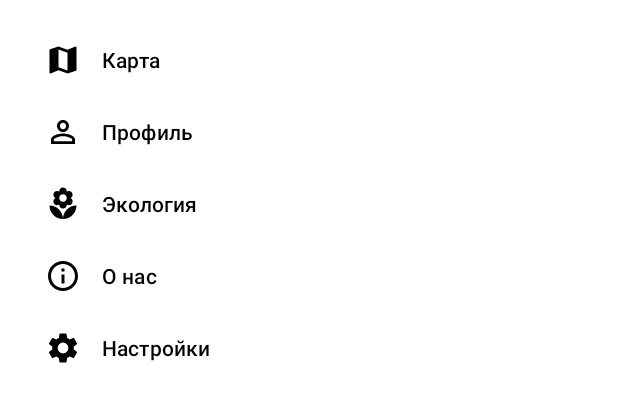
After one commit to blurtech/trasher-android, an Android app: the layout fragment_navigationview.xml on its own in the app's theme, with its tools: preview values and no code run, on a phone screen of 412 x 824 dp. The commit adds this screen. Shown: the top 402 px of the screen. Run offline under Robolectric (Android 15) with nearby library versions, the phone set to English and light mode, and no system bars.

Commit message:
NavigationDrawer navigation hide optimization

```diff
--- a/app/src/main/AndroidManifest.xml
+++ b/app/src/main/AndroidManifest.xml
@@ -4,6 +4,8 @@
     package="tech.blur.trasher">
 
     <uses-permission android:name="android.permission.INTERNET" />
+    <uses-permission android:name="android.permission.ACCESS_NETWORK_STATE"/>
+    <uses-permission android:name="android.permission.ACCESS_WIFI_STATE"/>
     <uses-permission android:name="android.permission.ACCESS_FINE_LOCATION" />
     <uses-permission android:name="android.permission.ACCESS_COARSE_LOCATION" />
 
--- a/app/src/main/java/tech/blur/trasher/di/AppModule.kt
+++ b/app/src/main/java/tech/blur/trasher/di/AppModule.kt
@@ -1,6 +1,7 @@
 package tech.blur.trasher.di
 
 import android.content.Context
+import com.google.android.gms.maps.model.LatLng
 import org.koin.android.ext.koin.androidApplication
 import org.koin.androidx.viewmodel.dsl.viewModel
 import org.koin.dsl.module
--- a/app/src/main/java/tech/blur/trasher/presentation/TrasherNavHostFragment.kt
+++ b/app/src/main/java/tech/blur/trasher/presentation/TrasherNavHostFragment.kt
@@ -25,6 +25,9 @@ class TrasherNavHostFragment : NavHostFragment(), SupportBackStack {
             is RegistrationFragment -> {
                 fragment.hideNavigation = hideNavigation
             }
+            else -> {
+                hideNavigation?.invoke(false)
+            }
         }
     }
 
--- a/app/src/main/java/tech/blur/trasher/presentation/auth/LoginFragment.kt
+++ b/app/src/main/java/tech/blur/trasher/presentation/auth/LoginFragment.kt
@@ -92,9 +92,4 @@ class LoginFragment : BaseFragment() {
             binding.buttonSignin.isEnabled = it
         }
     }
-
-    override fun onDestroyView() {
-        hideNavigation?.invoke(false)
-        super.onDestroyView()
-    }
 }
--- /dev/null
+++ b/app/src/main/res/drawable/ic_about_24dp.xml
@@ -0,0 +1,9 @@
+<vector xmlns:android="http://schemas.android.com/apk/res/android"
+        android:width="24dp"
+        android:height="24dp"
+        android:viewportWidth="24.0"
+        android:viewportHeight="24.0">
+    <path
+        android:fillColor="#FF000000"
+        android:pathData="M11,17h2v-6h-2v6zM12,2C6.48,2 2,6.48 2,12s4.48,10 10,10 10,-4.48 10,-10S17.52,2 12,2zM12,20c-4.41,0 -8,-3.59 -8,-8s3.59,-8 8,-8 8,3.59 8,8 -3.59,8 -8,8zM11,9h2L13,7h-2v2z"/>
+</vector>
--- /dev/null
+++ b/app/src/main/res/drawable/ic_ecology_24dp.xml
@@ -0,0 +1,9 @@
+<vector xmlns:android="http://schemas.android.com/apk/res/android"
+        android:width="24dp"
+        android:height="24dp"
+        android:viewportWidth="24.0"
+        android:viewportHeight="24.0">
+    <path
+        android:fillColor="#FF000000"
+        android:pathData="M12,22c4.97,0 9,-4.03 9,-9 -4.97,0 -9,4.03 -9,9zM5.6,10.25c0,1.38 1.12,2.5 2.5,2.5 0.53,0 1.01,-0.16 1.42,-0.44l-0.02,0.19c0,1.38 1.12,2.5 2.5,2.5s2.5,-1.12 2.5,-2.5l-0.02,-0.19c0.4,0.28 0.89,0.44 1.42,0.44 1.38,0 2.5,-1.12 2.5,-2.5 0,-1 -0.59,-1.85 -1.43,-2.25 0.84,-0.4 1.43,-1.25 1.43,-2.25 0,-1.38 -1.12,-2.5 -2.5,-2.5 -0.53,0 -1.01,0.16 -1.42,0.44l0.02,-0.19C14.5,2.12 13.38,1 12,1S9.5,2.12 9.5,3.5l0.02,0.19c-0.4,-0.28 -0.89,-0.44 -1.42,-0.44 -1.38,0 -2.5,1.12 -2.5,2.5 0,1 0.59,1.85 1.43,2.25 -0.84,0.4 -1.43,1.25 -1.43,2.25zM12,5.5c1.38,0 2.5,1.12 2.5,2.5s-1.12,2.5 -2.5,2.5S9.5,9.38 9.5,8s1.12,-2.5 2.5,-2.5zM3,13c0,4.97 4.03,9 9,9 0,-4.97 -4.03,-9 -9,-9z"/>
+</vector>
--- /dev/null
+++ b/app/src/main/res/drawable/ic_map_24dp.xml
@@ -0,0 +1,9 @@
+<vector xmlns:android="http://schemas.android.com/apk/res/android"
+        android:width="24dp"
+        android:height="24dp"
+        android:viewportWidth="24.0"
+        android:viewportHeight="24.0">
+    <path
+        android:fillColor="#FF000000"
+        android:pathData="M20.5,3l-0.16,0.03L15,5.1 9,3 3.36,4.9c-0.21,0.07 -0.36,0.25 -0.36,0.48V20.5c0,0.28 0.22,0.5 0.5,0.5l0.16,-0.03L9,18.9l6,2.1 5.64,-1.9c0.21,-0.07 0.36,-0.25 0.36,-0.48V3.5c0,-0.28 -0.22,-0.5 -0.5,-0.5zM15,19l-6,-2.11V5l6,2.11V19z"/>
+</vector>
--- /dev/null
+++ b/app/src/main/res/drawable/ic_profile_outline_24dp.xml
@@ -0,0 +1,9 @@
+<vector xmlns:android="http://schemas.android.com/apk/res/android"
+        android:width="24dp"
+        android:height="24dp"
+        android:viewportWidth="24.0"
+        android:viewportHeight="24.0">
+    <path
+        android:fillColor="#FF000000"
+        android:pathData="M12,5.9c1.16,0 2.1,0.94 2.1,2.1s-0.94,2.1 -2.1,2.1S9.9,9.16 9.9,8s0.94,-2.1 2.1,-2.1m0,9c2.97,0 6.1,1.46 6.1,2.1v1.1L5.9,18.1L5.9,17c0,-0.64 3.13,-2.1 6.1,-2.1M12,4C9.79,4 8,5.79 8,8s1.79,4 4,4 4,-1.79 4,-4 -1.79,-4 -4,-4zM12,13c-2.67,0 -8,1.34 -8,4v3h16v-3c0,-2.66 -5.33,-4 -8,-4z"/>
+</vector>
--- /dev/null
+++ b/app/src/main/res/drawable/ic_settings_24dp.xml
@@ -0,0 +1,9 @@
+<vector xmlns:android="http://schemas.android.com/apk/res/android"
+        android:width="24dp"
+        android:height="24dp"
+        android:viewportWidth="24"
+        android:viewportHeight="24">
+    <path
+        android:fillColor="#FF000000"
+        android:pathData="M19.1,12.9a2.8,2.8 0,0 0,0.1 -0.9,2.8 2.8,0 0,0 -0.1,-0.9l2.1,-1.6a0.7,0.7 0,0 0,0.1 -0.6L19.4,5.5a0.7,0.7 0,0 0,-0.6 -0.2l-2.4,1a6.5,6.5 0,0 0,-1.6 -0.9l-0.4,-2.6a0.5,0.5 0,0 0,-0.5 -0.4H10.1a0.5,0.5 0,0 0,-0.5 0.4L9.3,5.4a5.6,5.6 0,0 0,-1.7 0.9l-2.4,-1a0.4,0.4 0,0 0,-0.5 0.2l-2,3.4c-0.1,0.2 0,0.4 0.2,0.6l2,1.6a2.8,2.8 0,0 0,-0.1 0.9,2.8 2.8,0 0,0 0.1,0.9L2.8,14.5a0.7,0.7 0,0 0,-0.1 0.6l1.9,3.4a0.7,0.7 0,0 0,0.6 0.2l2.4,-1a6.5,6.5 0,0 0,1.6 0.9l0.4,2.6a0.5,0.5 0,0 0,0.5 0.4h3.8a0.5,0.5 0,0 0,0.5 -0.4l0.3,-2.6a5.6,5.6 0,0 0,1.7 -0.9l2.4,1a0.4,0.4 0,0 0,0.5 -0.2l2,-3.4c0.1,-0.2 0,-0.4 -0.2,-0.6ZM12,15.6A3.6,3.6 0,1 1,15.6 12,3.6 3.6,0 0,1 12,15.6Z"/>
+</vector>
--- /dev/null
+++ b/app/src/main/res/layout/fragment_navigationview.xml
@@ -0,0 +1,21 @@
+<?xml version="1.0" encoding="utf-8"?>
+<LinearLayout xmlns:android="http://schemas.android.com/apk/res/android"
+    xmlns:app="http://schemas.android.com/apk/res-auto"
+    android:orientation="vertical"
+    android:layout_width="match_parent"
+    android:layout_height="match_parent">
+
+    <com.google.android.material.navigation.NavigationView
+        android:id="@+id/navigation_view"
+        android:layout_width="match_parent"
+        android:layout_height="wrap_content"
+        android:layout_gravity="bottom"
+        android:layout_marginStart="8dp"
+        android:layout_marginTop="8dp"
+        android:layout_marginEnd="8dp"
+        app:layout_constraintEnd_toEndOf="parent"
+        app:layout_constraintStart_toStartOf="parent"
+        app:layout_constraintTop_toTopOf="parent"
+        app:menu="@menu/activity_main_drawer"/>
+
+</LinearLayout>
--- /dev/null
+++ b/app/src/main/res/menu/activity_main_drawer.xml
@@ -0,0 +1,34 @@
+<?xml version="1.0" encoding="utf-8"?>
+<menu xmlns:android="http://schemas.android.com/apk/res/android">
+    <group>
+        <item
+            android:id="@+id/nav_map"
+            android:icon="@drawable/ic_map_24dp"
+            android:title="Карта" />
+        <item
+            android:id="@+id/nav_profile"
+            android:icon="@drawable/ic_profile_outline_24dp"
+            android:title="Профиль" />
+        <item
+            android:id="@+id/nav_eco"
+            android:icon="@drawable/ic_ecology_24dp"
+            android:title="Экология" />
+<!--        <item-->
+<!--            android:id="@+id/nav_map"-->
+<!--            android:icon="@drawable/ic_map_24dp"-->
+<!--            android:title="Карта" />-->
+<!--        <item-->
+<!--            android:id="@+id/nav_map"-->
+<!--            android:icon="@drawable/ic_map_24dp"-->
+<!--            android:title="Карта" />-->
+    </group>
+    <item
+        android:id="@+id/nav_about"
+        android:icon="@drawable/ic_about_24dp"
+        android:title="О нас" />
+    <item
+        android:id="@+id/nav_settings"
+        android:icon="@drawable/ic_settings_24dp"
+        android:title="Настройки" />
+
+</menu>
--- a/app/src/main/res/navigation/graph_app.xml
+++ b/app/src/main/res/navigation/graph_app.xml
@@ -24,6 +24,7 @@
             android:id="@+id/action_registrationFragment_to_mapFragment"
             app:destination="@id/mapFragment" />
     </fragment>
+
     <fragment
         android:id="@+id/loginFragment"
         android:name="tech.blur.trasher.presentation.auth.LoginFragment"
```
Also changed, not shown: app/build.gradle (+6 -2 lines), app/src/main/java/tech/blur/trasher/presentation/BottomNavigationDrawerFragment.kt (added, +67 -0 lines), app/src/main/java/tech/blur/trasher/presentation/MainActivity.kt (+45 -7 lines), app/src/main/java/tech/blur/trasher/presentation/auth/LoginViewModel.kt (+18 -11 lines), app/src/main/java/tech/blur/trasher/presentation/auth/RegistrationFragment.kt (+18 -17 lines), app/src/main/java/tech/blur/trasher/presentation/auth/RegistrationViewModel.kt (+20 -5 lines), app/src/main/res/layout/activity_main.xml (+19 -8 lines).
